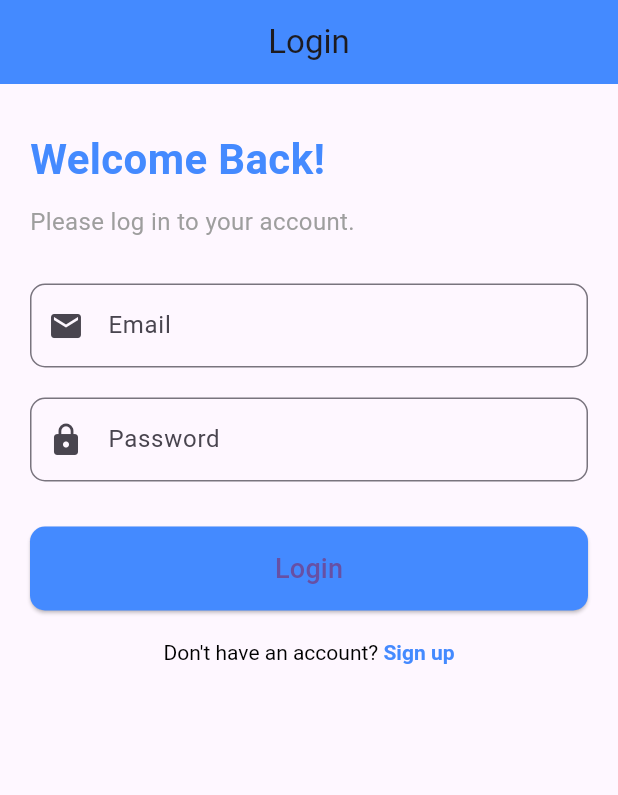
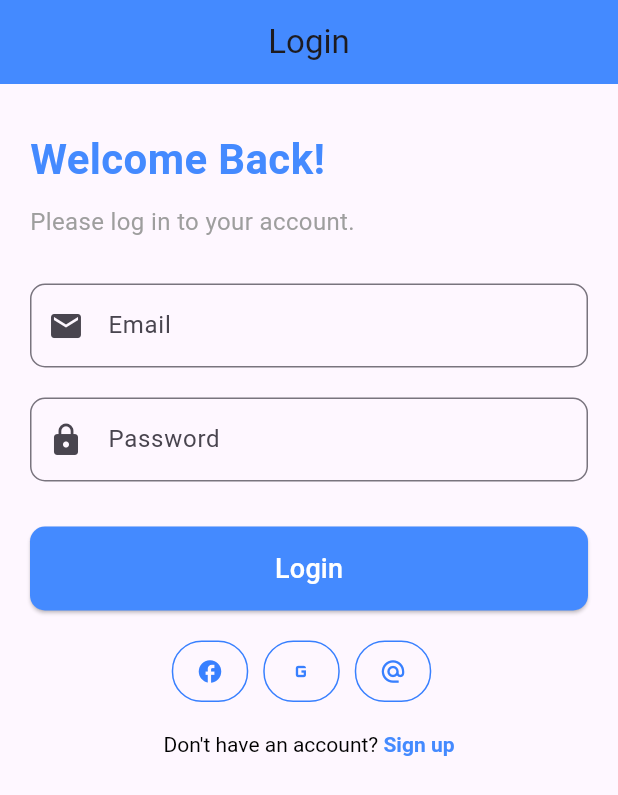
Before and after one commit to SaiKyawZinHtoo/supabase_imagetest, a Flutter app: the screen it shows after launch, on a phone screen of 412 x 824 dp. Shown: the top 795 px of the screen. Run offline on Flutter 3.47's test engine with Material 3 defaults, Android fonts, the phone set to English and light mode, and no system bars; drawn by our look-alikes of getwidget; our stand-ins replace image_picker, supabase_flutter; accounts and stored records are empty.

Commit message:
Add social login buttons to LoginPage and update dependencies

```diff
--- a/lib/pages/login_page.dart
+++ b/lib/pages/login_page.dart
@@ -1,4 +1,8 @@
 import 'package:flutter/material.dart';
+import 'package:getwidget/components/button/gf_button.dart';
+import 'package:getwidget/components/button/gf_icon_button.dart';
+import 'package:getwidget/shape/gf_icon_button_shape.dart';
+import 'package:getwidget/types/gf_button_type.dart';
 import 'package:image_test/auth/auth_service.dart';
 import 'package:image_test/pages/register_page.dart';
 
@@ -129,9 +133,42 @@ class _LoginPageState extends State<LoginPage> {
                     ),
                     child: const Text(
                       "Login",
-                      style: TextStyle(fontSize: 18),
+                      style: TextStyle(fontSize: 18, color: Colors.white),
                     ),
                   ),
+                ),
+                const SizedBox(height: 20),
+                Row(
+                  mainAxisAlignment: MainAxisAlignment.center,
+                  children: [
+                    GFIconButton(
+                      onPressed: () {
+                        // Add Facebook login logic here
+                      },
+                      icon: const Icon(Icons.facebook),
+                      shape: GFIconButtonShape.pills,
+                      type: GFButtonType.outline,
+                    ),
+                    const SizedBox(width: 10),
+                    GFIconButton(
+                      onPressed: () {
+                        // Add Google login logic here
+                      },
+                      icon: const Icon(Icons.g_mobiledata),
+                      shape: GFIconButtonShape.pills,
+                      type: GFButtonType.outline,
+                    ),
+                    const SizedBox(width: 10),
+                    GFIconButton(
+                      onPressed: () {
+                        // Add Twitter login logic here
+                      },
+                      icon: const Icon(Icons.alternate_email),
+                      shape: GFIconButtonShape.pills,
+                      type: GFButtonType.outline,
+                    ),
+                    const SizedBox(width: 10),
+                  ],
                 ),
                 const SizedBox(height: 20),
                 Center(
--- a/pubspec.yaml
+++ b/pubspec.yaml
@@ -36,6 +36,7 @@ dependencies:
   cupertino_icons: ^1.0.8
   image_picker: ^1.1.2
   supabase_flutter: ^2.8.2
+  getwidget: ^5.0.0
 
 dev_dependencies:
   flutter_test:
```
Also changed, not shown: pubspec.lock.
